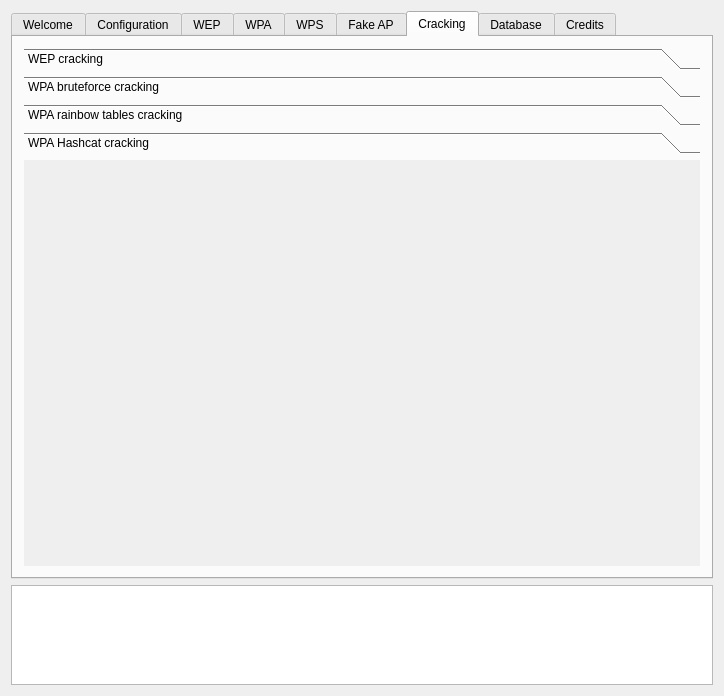
The window that gerix.ui (5l1v3r1/gerix-wifi-cracker) describes before a commit, drawn with Qt 5.
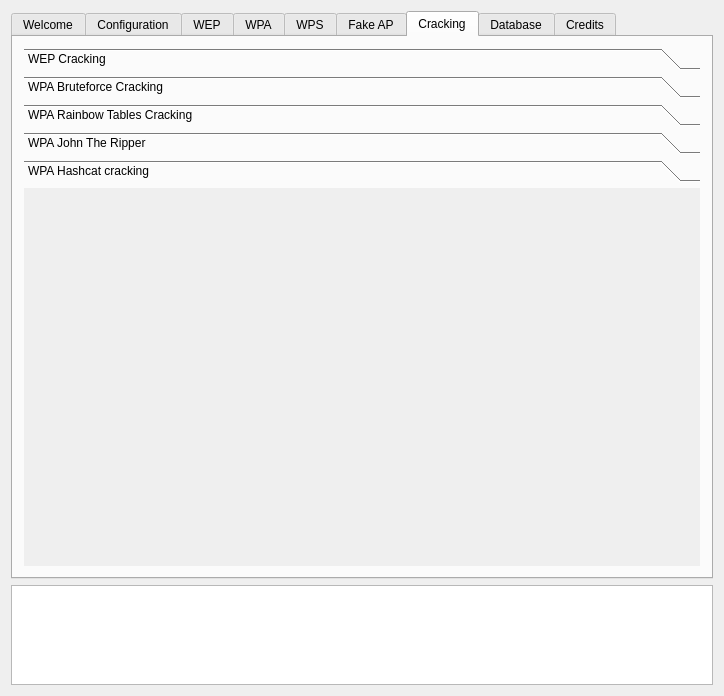
The same window after the commit. The open tabs and pages were chosen to show the change. Icons and pictures are not drawn.

Commit message: Prepare for adding John The Ripper as cracking feature

What changed in the file:
```diff
--- a/gerix.ui
+++ b/gerix.ui
@@ -1741,11 +1741,11 @@
              <x>0</x>
              <y>0</y>
              <width>684</width>
-             <height>389</height>
+             <height>356</height>
             </rect>
            </property>
            <attribute name="label">
-            <string>WEP cracking</string>
+            <string>WEP Cracking</string>
            </attribute>
            <layout class="QVBoxLayout">
             <item>
@@ -1797,12 +1797,12 @@
             <rect>
              <x>0</x>
              <y>0</y>
-             <width>327</width>
-             <height>317</height>
+             <width>684</width>
+             <height>386</height>
             </rect>
            </property>
            <attribute name="label">
-            <string>WPA bruteforce cracking</string>
+            <string>WPA Bruteforce Cracking</string>
            </attribute>
            <layout class="QGridLayout">
             <item row="0" column="0">
@@ -1901,7 +1901,7 @@
             </rect>
            </property>
            <attribute name="label">
-            <string>WPA rainbow tables cracking</string>
+            <string>WPA Rainbow Tables Cracking</string>
            </attribute>
            <layout class="QGridLayout">
             <item row="1" column="0">
@@ -1961,7 +1961,20 @@
             </item>
            </layout>
           </widget>
+          <widget class="QWidget" name="page_4">
+           <attribute name="label">
+            <string>WPA John The Ripper</string>
+           </attribute>
+          </widget>
           <widget class="QWidget" name="page_3">
+           <property name="geometry">
+            <rect>
+             <x>0</x>
+             <y>0</y>
+             <width>98</width>
+             <height>28</height>
+            </rect>
+           </property>
            <attribute name="label">
             <string>WPA Hashcat cracking</string>
            </attribute>
```
Left out of the diff: 8 changed lines with no effect on the pictures. The commit also changes 1 other file.
